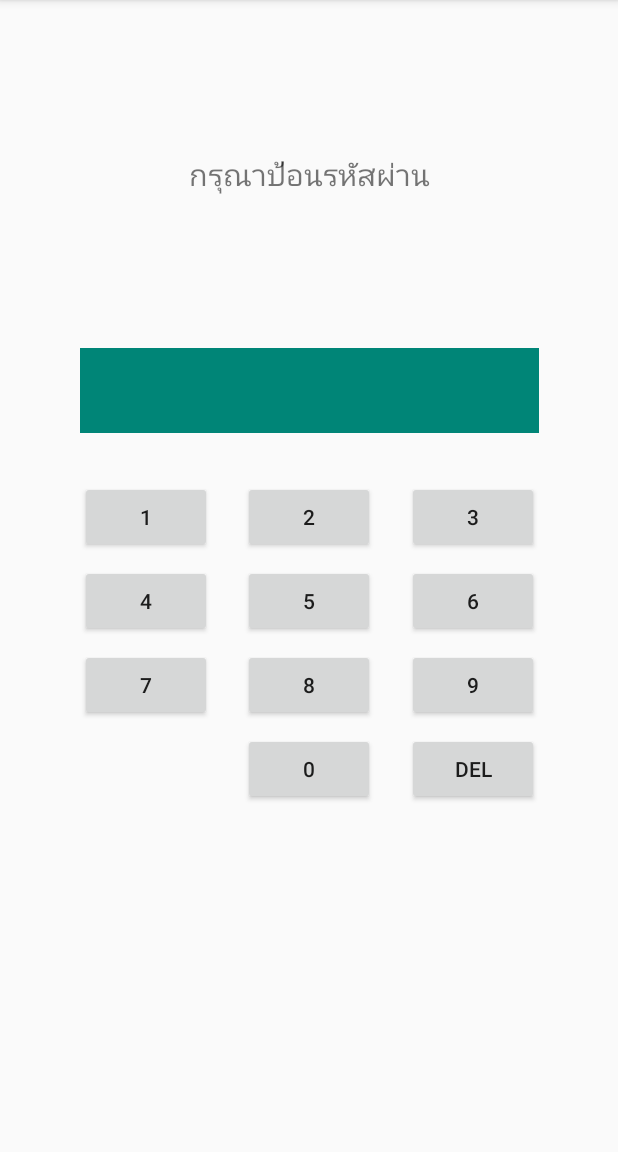
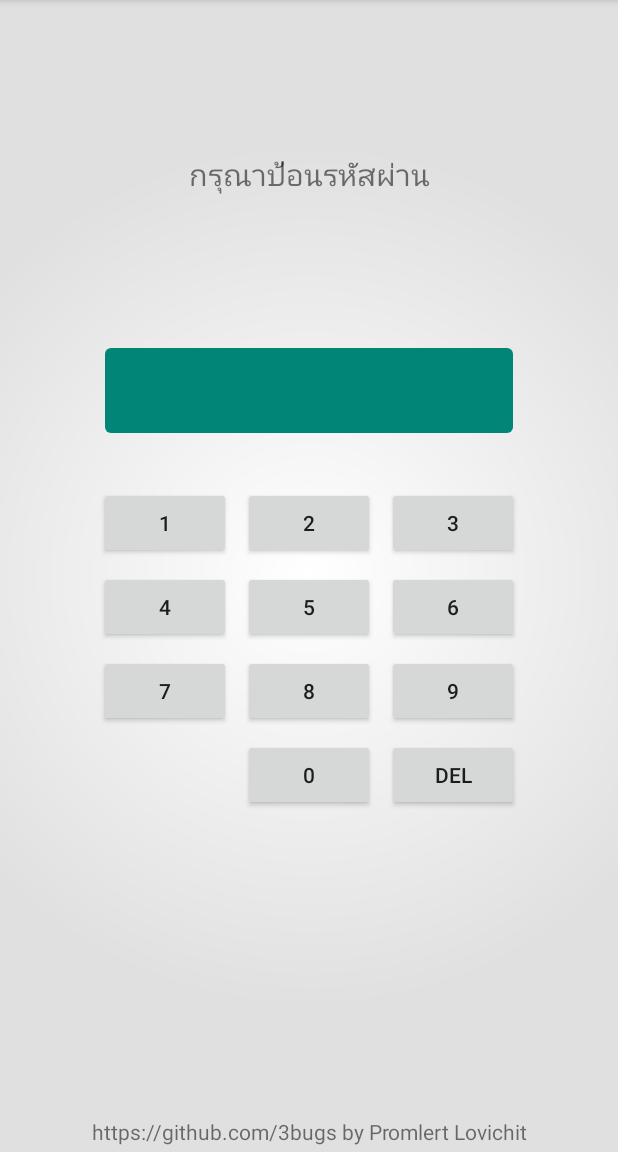
Before and after one commit to 3bugs/PassScreen, an Android app: the screen it shows after launch (MainActivity), on a phone screen of 412 x 824 dp, the part 84-1236 px from its top. Run offline under Robolectric (Android 15) with nearby library versions, the phone set to English and light mode, and no system bars.

Commit message:
Refactor, add comments, improve UI

```diff
--- a/app/src/main/java/com/example/passscreen/MainActivity.java
+++ b/app/src/main/java/com/example/passscreen/MainActivity.java
@@ -10,6 +10,8 @@ import android.widget.Toast;
 
 public class MainActivity extends AppCompatActivity implements View.OnClickListener {
 
+    private static final String PASS_CODE = "1234";
+
     private TextView mPassCodeTextView;
 
     @Override
@@ -19,7 +21,6 @@ public class MainActivity extends AppCompatActivity implements View.OnClickListe
 
         mPassCodeTextView = findViewById(R.id.pass_code_text_view);
 
-        findViewById(R.id.digit_0_button).setOnClickListener(this);
         findViewById(R.id.digit_1_button).setOnClickListener(this);
         findViewById(R.id.digit_2_button).setOnClickListener(this);
         findViewById(R.id.digit_3_button).setOnClickListener(this);
@@ -29,6 +30,7 @@ public class MainActivity extends AppCompatActivity implements View.OnClickListe
         findViewById(R.id.digit_7_button).setOnClickListener(this);
         findViewById(R.id.digit_8_button).setOnClickListener(this);
         findViewById(R.id.digit_9_button).setOnClickListener(this);
+        findViewById(R.id.digit_0_button).setOnClickListener(this);
 
         Button backSpaceButton = findViewById(R.id.back_space_button);
         backSpaceButton.setOnClickListener(new View.OnClickListener() {
@@ -62,7 +64,7 @@ public class MainActivity extends AppCompatActivity implements View.OnClickListe
                 } else {
                     Toast.makeText(
                             MainActivity.this,
-                            newInput + " ไม่ใช่รหัสผ่านที่ถูกต้อง !!!",
+                            newInput + " ยังไม่ถูก กรุณาลองใหม่",
                             Toast.LENGTH_SHORT
                     ).show();
                     mPassCodeTextView.setText("");
@@ -71,7 +73,8 @@ public class MainActivity extends AppCompatActivity implements View.OnClickListe
         }
     }
 
+    // logic ที่ใช้ตรวจสอบว่ารหัสผ่านถูกต้องหรือไม่
     private boolean isPassCodeValid(String newInput) {
-        return "1234".equals(newInput);
+        return PASS_CODE.equals(newInput);
     }
 }
--- /dev/null
+++ b/app/src/main/res/drawable/bg_input.xml
@@ -0,0 +1,8 @@
+<?xml version="1.0" encoding="utf-8"?>
+<shape xmlns:android="http://schemas.android.com/apk/res/android"
+    android:shape="rectangle">
+
+    <solid android:color="@color/colorPrimary" />
+    <corners android:radius="4dp" />
+
+</shape>
--- /dev/null
+++ b/app/src/main/res/drawable/bg_main.xml
@@ -0,0 +1,11 @@
+<?xml version="1.0" encoding="utf-8"?>
+<shape xmlns:android="http://schemas.android.com/apk/res/android"
+    android:shape="rectangle">
+
+    <gradient
+        android:gradientRadius="70%p"
+        android:startColor="#FFFFFF"
+        android:endColor="#E0E0E0"
+        android:type="radial" />
+
+</shape>
--- a/app/src/main/res/layout/activity_main.xml
+++ b/app/src/main/res/layout/activity_main.xml
@@ -4,6 +4,7 @@
     xmlns:tools="http://schemas.android.com/tools"
     android:layout_width="match_parent"
     android:layout_height="match_parent"
+    android:background="@drawable/bg_main"
     tools:context=".MainActivity"
     tools:ignore="HardcodedText">
 
@@ -11,7 +12,8 @@
         android:id="@+id/pass_code_text_view"
         android:layout_width="0dp"
         android:layout_height="wrap_content"
-        android:background="@color/colorPrimary"
+        android:layout_margin="4dp"
+        android:background="@drawable/bg_input"
         android:gravity="center"
         android:padding="8dp"
         android:textColor="@android:color/white"
@@ -37,7 +39,7 @@
         app:layout_constraintBottom_toTopOf="@+id/digit_4_button"
         app:layout_constraintEnd_toStartOf="@+id/digit_2_button"
         app:layout_constraintHorizontal_bias="0.5"
-        app:layout_constraintHorizontal_chainStyle="spread"
+        app:layout_constraintHorizontal_chainStyle="packed"
         app:layout_constraintStart_toStartOf="parent"
         app:layout_constraintTop_toBottomOf="@+id/pass_code_text_view" />
 
@@ -45,6 +47,8 @@
         android:id="@+id/digit_2_button"
         android:layout_width="wrap_content"
         android:layout_height="wrap_content"
+        android:layout_marginStart="8dp"
+        android:layout_marginLeft="8dp"
         android:text="2"
         app:layout_constraintEnd_toStartOf="@+id/digit_3_button"
         app:layout_constraintHorizontal_bias="0.5"
@@ -55,6 +59,8 @@
         android:id="@+id/digit_3_button"
         android:layout_width="wrap_content"
         android:layout_height="wrap_content"
+        android:layout_marginStart="8dp"
+        android:layout_marginLeft="8dp"
         android:layout_marginEnd="32dp"
         android:layout_marginRight="32dp"
         android:text="3"
@@ -150,4 +156,15 @@
         app:layout_constraintStart_toStartOf="parent"
         app:layout_constraintTop_toTopOf="parent" />
 
+    <TextView
+        android:id="@+id/textView"
+        android:layout_width="0dp"
+        android:layout_height="wrap_content"
+        android:gravity="center"
+        android:padding="4dp"
+        android:text="https://github.com/3bugs by Promlert Lovichit"
+        app:layout_constraintBottom_toBottomOf="parent"
+        app:layout_constraintEnd_toEndOf="parent"
+        app:layout_constraintStart_toStartOf="parent" />
+
 </android.support.constraint.ConstraintLayout>
```
